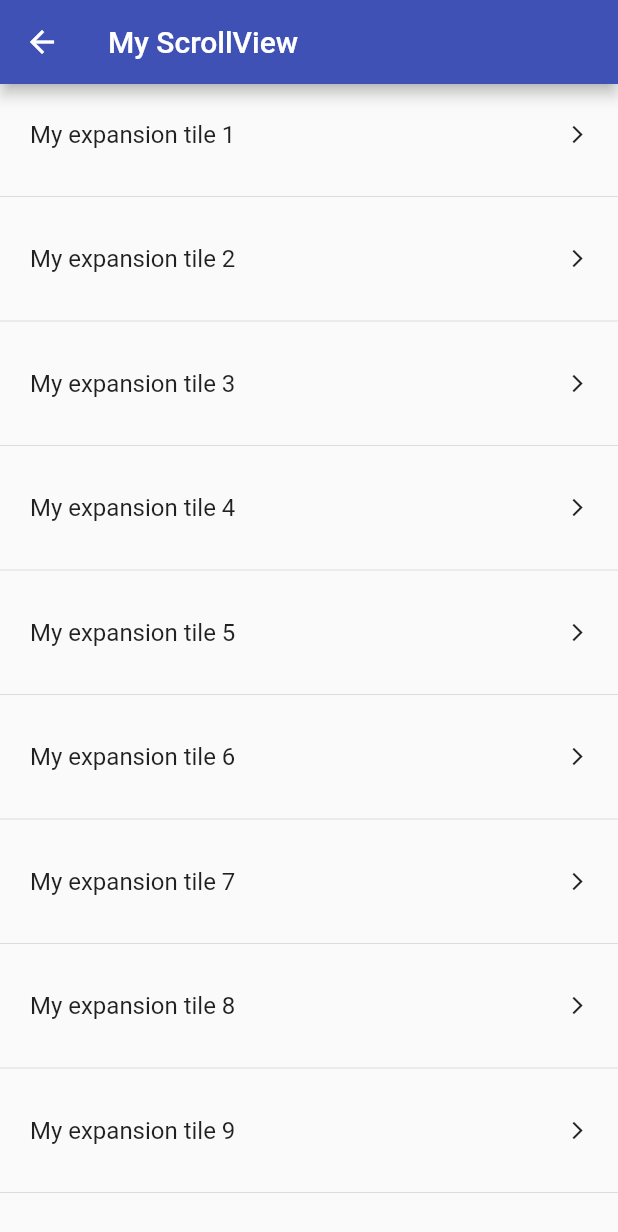
After one commit to Bru-marques/flutter_masterclass, a Flutter app: the AnimationTwo screen opened directly, on a phone screen of 412 x 824 dp. The commit adds this screen. Shown: the top 1232 px of the screen. Run offline on Flutter 3.47's test engine with Material 2 defaults, Android fonts, the phone set to English and light mode, and no system bars; our stand-ins replace dio, flutter_svg; missing offline and left inert: uno.

Commit message:
class 5, animation 2

```diff
--- /dev/null
+++ b/lib/Pages/class-four/animation-two.dart/animatio_class.dart
@@ -0,0 +1,22 @@
+import 'package:flutter/material.dart';
+
+abstract class ListItem {
+  final String title;
+  final String description;
+  final IconData icon;
+  final Widget image;
+
+  ListItem(
+      {required this.title,
+      required this.description,
+      required this.icon,
+      required this.image});
+}
+
+class ListTitle extends ListItem {
+  ListTitle(
+      {required super.title,
+      required super.description,
+      required super.icon,
+      required super.image});
+}
--- /dev/null
+++ b/lib/Pages/class-four/animation-two.dart/animation_two.dart
@@ -0,0 +1,53 @@
+import 'package:flutter/material.dart';
+import 'package:playground/Pages/class-four/animation-two.dart/animatio_class.dart';
+import 'package:playground/Pages/class-four/animation-two.dart/widgets/list_item_widget.dart';
+
+class AnimationTwo extends StatefulWidget {
+  const AnimationTwo({super.key});
+
+  @override
+  State<AnimationTwo> createState() => _AnimationTwoState();
+}
+
+bool isOpen = false;
+String _description =
+    'Lorem Ipsum is simply dummy text of the printing and typesetting industry. ,.Lorem Ipsum has been the industrys standard dummy text ever since the 1500s';
+// List<int> generatedIndex = List<int>.generate(50, (index) => index);
+
+class _AnimationTwoState extends State<AnimationTwo> {
+  int? itemSelected;
+  @override
+  Widget build(BuildContext context) {
+    return Scaffold(
+      appBar: AppBar(
+        title: const Text('My ScrollView'),
+      ),
+      body: _body(),
+    );
+  }
+
+  ListView _body() {
+    return ListView.builder(
+      itemCount: 20,
+      itemBuilder: (BuildContext context, int index) {
+        return ListItemWidget(
+          onTap: () {
+            itemSelected = index;
+            setState(() {
+              if (itemSelected == index) {
+                isOpen = !isOpen;
+              }
+            });
+          },
+          isOpen: itemSelected == index ? isOpen : false,
+          listItem: ListTitle(
+            title: "My expansion tile ${index + 1}",
+            description: _description,
+            icon: Icons.arrow_forward_ios,
+            image: const FlutterLogo(size: 40),
+          ),
+        );
+      },
+    );
+  }
+}
--- /dev/null
+++ b/lib/Pages/class-four/animation-two.dart/widgets/list_item_widget.dart
@@ -0,0 +1,64 @@
+import 'package:flutter/material.dart';
+import 'package:playground/Pages/class-four/animation-two.dart/animatio_class.dart';
+
+class ListItemWidget extends StatelessWidget {
+  final ListItem listItem;
+  final bool isOpen;
+  final void Function() onTap;
+
+  const ListItemWidget(
+      {super.key,
+      required this.listItem,
+      required this.onTap,
+      required this.isOpen});
+
+  @override
+  Widget build(BuildContext context) {
+    return Column(
+      children: [
+        GestureDetector(
+          onTap: onTap,
+          child: Padding(
+            padding: const EdgeInsets.symmetric(horizontal: 20, vertical: 24),
+            child: Row(
+              mainAxisAlignment: MainAxisAlignment.spaceBetween,
+              children: [
+                Text(
+                  listItem.title,
+                  style: TextStyle(
+                      fontSize: 16,
+                      color: isOpen ? Colors.blue : Colors.black87),
+                ),
+                AnimatedRotation(
+                  turns: isOpen ? 1.25 : 1,
+                  duration: const Duration(milliseconds: 300),
+                  child: Icon(listItem.icon,
+                      size: 14, color: isOpen ? Colors.blue : Colors.black87),
+                ),
+              ],
+            ),
+          ),
+        ),
+        const Divider(),
+        ClipRRect(
+          child: AnimatedAlign(
+            duration: const Duration(milliseconds: 300),
+            heightFactor: isOpen ? 1 : 0,
+            alignment: Alignment.bottomCenter,
+            child: Padding(
+              padding: const EdgeInsets.only(right: 20, left: 20, top: 12),
+              child: Column(
+                children: [
+                  listItem.image,
+                  const SizedBox(height: 20),
+                  Text(listItem.description),
+                  const Divider(),
+                ],
+              ),
+            ),
+          ),
+        ),
+      ],
+    );
+  }
+}
--- a/lib/main.dart
+++ b/lib/main.dart
@@ -17,7 +17,7 @@ class MyApp extends StatelessWidget {
       theme: ThemeData(
         primarySwatch: Colors.indigo,
       ),
-      home: const FacebookResponsiveLogin(),
+      home: const Home(),
     );
   }
 }
```
Also changed, not shown: lib/Pages/class-four/animation-one/animation_class.dart (added, +42 -0 lines), lib/Pages/class-four/animation-one/animation_one.dart (added, +77 -0 lines), lib/Pages/home/home.dart (+17 -4 lines), 6 other files.
